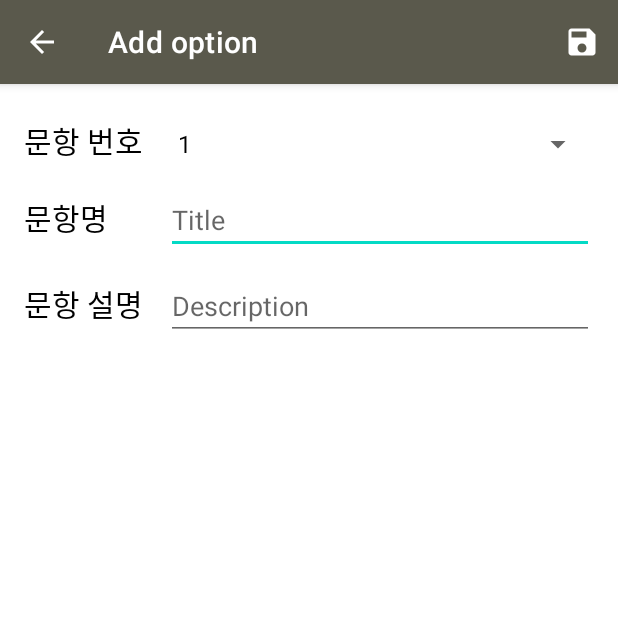
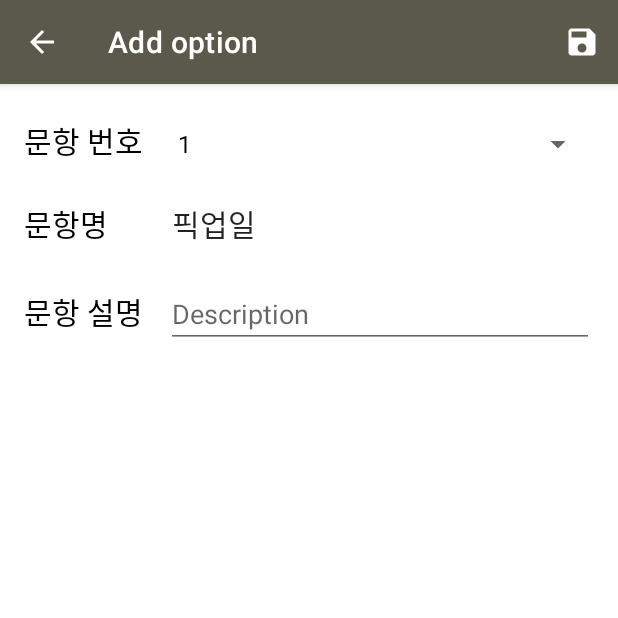
Before and after one commit to mj-ade/Direct-Order, an Android app: the CalendarOptionActivity screen opened directly, with no data from a screen before it, on a phone screen of 412 x 824 dp, the top half of it. Run offline under Robolectric (Android 15) with nearby library versions, the phone set to English and light mode, and no system bars; our stand-ins replace Firebase (no records; nobody signed in at launch, a user with empty details on screens opened directly); libraries missing offline, so code that uses them is left out: com.pedro.library, com.yalantis.ucrop; pictures from the network do not load.

Commit message:
CalendarOption 문항명 설정

```diff
--- a/app/src/main/java/com/example/direct_order/ordersheet/CalendarOptionActivity.java
+++ b/app/src/main/java/com/example/direct_order/ordersheet/CalendarOptionActivity.java
@@ -10,6 +10,10 @@ public class CalendarOptionActivity extends NewOptionActivity {
     @Override
     protected void onCreate(Bundle savedInstanceState) {
         super.onCreate(savedInstanceState);
+        getEditTextTitle().setBackground(null);
+        getEditTextTitle().setText("픽업일");
+        getEditTextTitle().setTextSize(20);
+        getEditTextTitle().setKeyListener(null);
     }
 
     @Override
--- a/app/src/main/java/com/example/direct_order/ordersheet/NewOptionActivity.java
+++ b/app/src/main/java/com/example/direct_order/ordersheet/NewOptionActivity.java
@@ -363,6 +363,10 @@ public abstract class NewOptionActivity extends ImageCropActivity {
         return comment;
     }
 
+    public EditText getEditTextTitle() {
+        return editTextTitle;
+    }
+
     public RadioButton getRadio01() {
         return radio01;
     }
```
